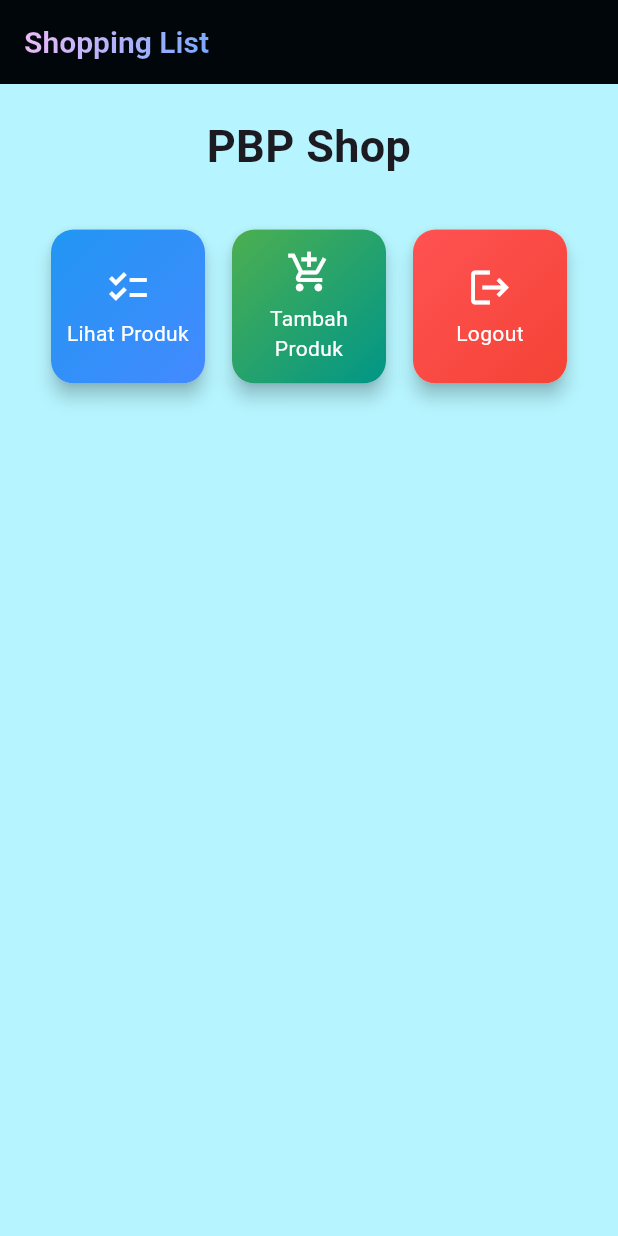
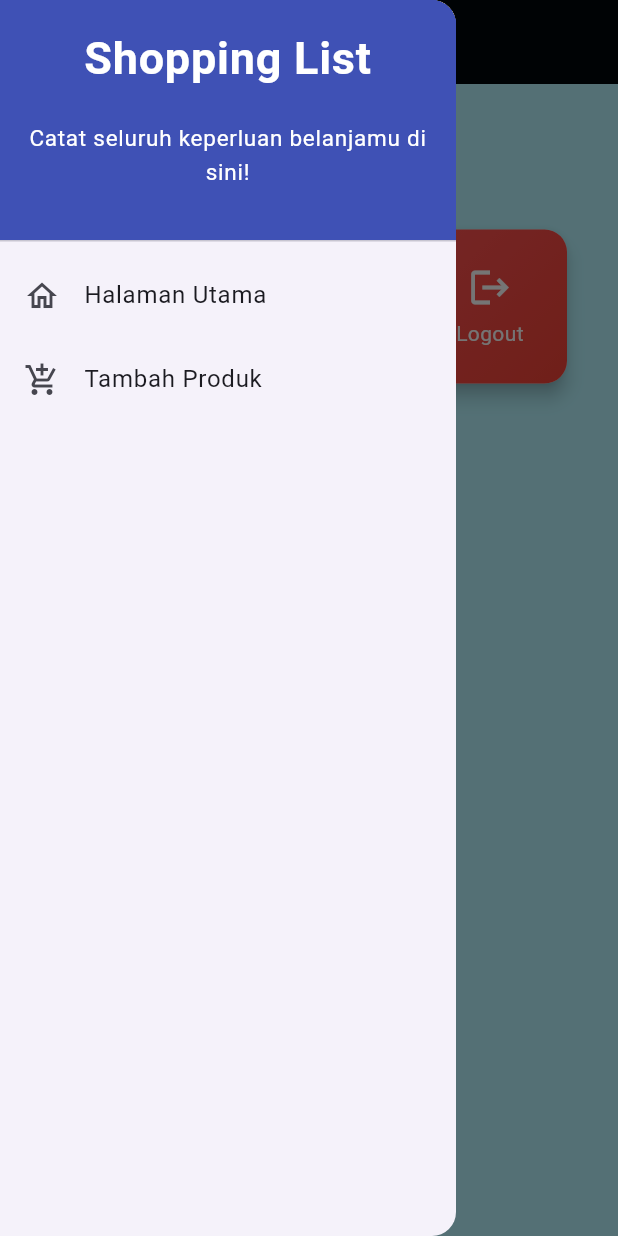
Before and after one commit to ghaniiaa/shopping-list-mobile, a Flutter app: the screen it shows after launch, with the side drawer open (before the commit the screen has no drawer), on a phone screen of 412 x 824 dp. Run offline on Flutter 3.47's test engine with Material 2 defaults, Android fonts, the phone set to English and light mode, and no system bars.

Commit message:
menyelesaikan tutorial 7

```diff
--- a/lib/main.dart
+++ b/lib/main.dart
@@ -1,5 +1,5 @@
 import 'package:flutter/material.dart';
-import 'package:shopping_list/menu.dart';
+import 'package:shopping_list/screens/menu.dart';
 
 void main() {
   runApp(const MyApp());
--- a/lib/menu.dart
+++ b/lib/screens/menu.dart
@@ -1,11 +1,13 @@
 import 'package:flutter/material.dart';
+import 'package:shopping_list/widgets/left_drawer.dart';
+import 'package:shopping_list/screens/shoplist_form.dart';
 
 class MyHomePage extends StatelessWidget {
     MyHomePage({Key? key}) : super(key: key);
-    final List<ShoppingItem> items = [
-      ShoppingItem("Lihat Produk", Icons.checklist, [Colors.blue, Colors.blueAccent]),
-      ShoppingItem("Tambah Produk", Icons.add_shopping_cart, [Colors.green, Colors.teal]),
-      ShoppingItem("Logout", Icons.logout, [Colors.redAccent, Colors.red]),
+    final List<ShopItem> items = [
+      ShopItem("Lihat Produk", Icons.checklist, [Colors.blue, Colors.blueAccent]),
+      ShopItem("Tambah Produk", Icons.add_shopping_cart, [Colors.green, Colors.teal]),
+      ShopItem("Logout", Icons.logout, [Colors.redAccent, Colors.red]),
     ];
     @override
     Widget build(BuildContext context) {
@@ -54,31 +56,33 @@ class MyHomePage extends StatelessWidget {
                 mainAxisSpacing: 10,
                 crossAxisCount: 3,
                 shrinkWrap: true,
-                children: items.map((ShoppingItem item) {
-                  return ShoppingCard(item);
+                children: items.map((ShopItem item) {
+                  return ShopCard(item);
                 }).toList(),
               ),
             ],
           ),
         ),
       ),
+      // Masukkan drawer sebagai parameter nilai drawer dari widget Scaffold
+      drawer: const LeftDrawer(),
     );
   }
 }
 
-class ShoppingItem {
+class ShopItem {
   final String name;
   final IconData icon;
   final List<Color> colors; // To hold gradient colors
 
-  ShoppingItem(this.name, this.icon, this.colors); // Constructor includes colors
+  ShopItem(this.name, this.icon, this.colors); // Constructor includes colors
 }
 
 
-class ShoppingCard extends StatelessWidget {
-  final ShoppingItem item;
+class ShopCard extends StatelessWidget {
+  final ShopItem item;
 
-  const ShoppingCard(this.item, {super.key}); // Constructor
+  const ShopCard(this.item, {super.key}); // Constructor
 
   @override
   Widget build(BuildContext context) {
@@ -93,6 +97,14 @@ class ShoppingCard extends StatelessWidget {
             ..hideCurrentSnackBar()
             ..showSnackBar(SnackBar(
                 content: Text("Kamu telah menekan tombol ${item.name}!")));
+                // Navigate ke route yang sesuai (tergantung jenis tombol)
+          if (item.name == "Tambah Produk") {
+            // TODO: Gunakan Navigator.push untuk melakukan navigasi ke MaterialPageRoute yang mencakup ShopFormPage.
+            Navigator.push(
+              context,
+              MaterialPageRoute(builder: (context) => const ShopFormPage()),
+            );
+          }
         },
         child: Container(
           decoration: BoxDecoration(
--- /dev/null
+++ b/lib/widgets/left_drawer.dart
@@ -0,0 +1,73 @@
+import 'package:flutter/material.dart';
+import 'package:shopping_list/screens/menu.dart';
+import 'package:shopping_list/screens/shoplist_form.dart';
+
+// TODO: Impor halaman ShopFormPage jika sudah dibuat
+
+class LeftDrawer extends StatelessWidget {
+  const LeftDrawer({super.key});
+
+  @override
+  Widget build(BuildContext context) {
+    return Drawer(
+      child: ListView(
+        children: [
+          const DrawerHeader(
+            decoration: BoxDecoration(
+              color: Colors.indigo,
+            ),
+            child: Column(
+              children: [
+                Text(
+                  'Shopping List',
+                  textAlign: TextAlign.center,
+                  style: TextStyle(
+                    fontSize: 30,
+                    fontWeight: FontWeight.bold,
+                    color: Colors.white,
+                  ),
+                ),
+                Padding(padding: EdgeInsets.all(10)),
+                Text("Catat seluruh keperluan belanjamu di sini!",
+                    // TODO: Tambahkan gaya teks dengan center alignment, font ukuran 15, warna putih, dan weight biasa
+                    textAlign: TextAlign.center,
+                    style: TextStyle(
+                      fontSize: 15,
+                      color: Colors.white,
+                    ),
+                    )
+              ],
+            ),
+          ),
+            ListTile(
+              leading: const Icon(Icons.home_outlined),
+              title: const Text('Halaman Utama'),
+              // Bagian redirection ke MyHomePage
+              onTap: () {
+                Navigator.pushReplacement(
+                    context,
+                    MaterialPageRoute(
+                      builder: (context) => MyHomePage(),
+                    ));
+              },
+            ),
+            ListTile(
+              leading: const Icon(Icons.add_shopping_cart),
+              title: const Text('Tambah Produk'),
+              // Bagian redirection ke ShopFormPage
+              onTap: () {
+                /*
+                TODO: Buatlah routing ke ShopFormPage di sini,
+                setelah halaman ShopFormPage sudah dibuat.
+                */
+                Navigator.push(
+                  context,
+                  MaterialPageRoute(builder: (context) => const ShopFormPage()),
+                );
+              },
+            ),
+        ],
+      ),
+    );
+  }
+}
```
Also changed, not shown: lib/screens/shoplist_form.dart (added, +167 -0 lines), lib/widgets/shop_card.dart (added, +73 -0 lines).
